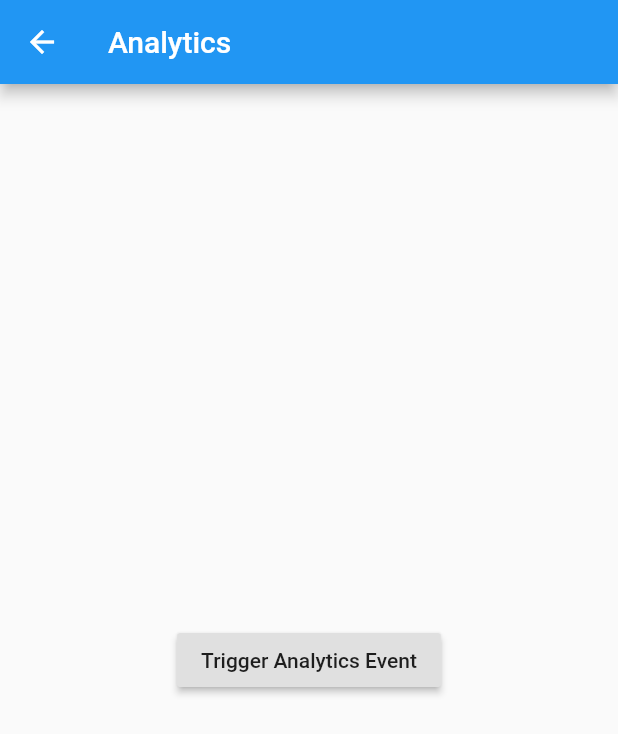
After one commit to victorers1/flutter-firebase, a Flutter app: the AnalyticsPage screen opened by its route, on a phone screen of 412 x 824 dp. The commit adds this screen. Shown: the top 734 px of the screen. Run offline on Flutter 3.47's test engine with Material 2 defaults, Android fonts, the phone set to English and light mode, and no system bars; our stand-ins replace firebase_analytics, firebase_core, flutter_modular, mobx; accounts and stored records are empty; generated files the repository leaves out were written again.

Commit message:
Moves Analytics to its own module
Installs firebase_performance

```diff
--- /dev/null
+++ b/lib/app/modules/analytics/analytics_page.dart
@@ -0,0 +1,57 @@
+import 'package:firebase_analytics/firebase_analytics.dart';
+import 'package:flutter/material.dart';
+import 'package:flutter_modular/flutter_modular.dart';
+import 'analytics_controller.dart';
+
+/// Command to do Analytics work on debug mode:
+/// Comando para Analytics funcionar em modo Debug:
+/// `adb shell setprop debug.firebase.analytics.app com.example.firebase_flutter`
+
+class AnalyticsPage extends StatefulWidget {
+  const AnalyticsPage({Key key}) : super(key: key);
+
+  @override
+  _AnalyticsPageState createState() => _AnalyticsPageState();
+}
+
+class _AnalyticsPageState
+    extends ModularState<AnalyticsPage, AnalyticsController> {
+  final FirebaseAnalytics analytics = FirebaseAnalytics();
+
+  analyticsPressedButton() {
+    analytics.logEvent(name: 'pressed_button', parameters: {'foo': 'bar'}).then(
+      (value) => print('analytics events logged'),
+    );
+  }
+
+  analyticsAppOpen() {
+    analytics.logAppOpen().then((value) => print('app open logged'));
+  }
+
+  @override
+  void initState() {
+    super.initState();
+
+    analyticsAppOpen();
+  }
+
+  @override
+  Widget build(BuildContext context) {
+    return Scaffold(
+      appBar: AppBar(
+        title: Text('Analytics'),
+      ),
+      body: Center(
+        child: Column(
+          mainAxisAlignment: MainAxisAlignment.center,
+          children: [
+            RaisedButton(
+              onPressed: analyticsPressedButton,
+              child: Text('Trigger Analytics Event'),
+            ),
+          ],
+        ),
+      ),
+    );
+  }
+}
--- a/lib/app/modules/home/home_module.dart
+++ b/lib/app/modules/home/home_module.dart
@@ -1,3 +1,5 @@
+import 'package:firebase_flutter/app/modules/analytics/analytics_module.dart';
+
 import 'home_controller.dart';
 import 'package:flutter_modular/flutter_modular.dart';
 
@@ -12,6 +14,7 @@ class HomeModule extends ChildModule {
   @override
   List<ModularRouter> get routers => [
         ModularRouter(Modular.initialRoute, child: (_, args) => HomePage()),
+        ModularRouter('/analytics', module: AnalyticsModule()),
       ];
 
   static Inject get to => Inject<HomeModule>.of();
--- a/lib/app/modules/home/home_page.dart
+++ b/lib/app/modules/home/home_page.dart
@@ -13,25 +13,6 @@ class HomePage extends StatefulWidget {
 }
 
 class _HomePageState extends ModularState<HomePage, HomeController> {
-  final FirebaseAnalytics analytics = FirebaseAnalytics();
-
-  analyticsAppOpen() {
-    analytics.logAppOpen().then((value) => print('app open logged'));
-  }
-
-  analyticsPressedButton() {
-    analytics.logEvent(name: 'pressed_button', parameters: {'foo': 'bar'}).then(
-      (value) => print('analytics events logged'),
-    );
-  }
-
-  @override
-  void initState() {
-    super.initState();
-
-    analyticsAppOpen();
-  }
-
   @override
   Widget build(BuildContext context) {
     return Scaffold(
@@ -50,8 +31,10 @@ class _HomePageState extends ModularState<HomePage, HomeController> {
                   mainAxisAlignment: MainAxisAlignment.center,
                   children: [
                     RaisedButton(
-                      onPressed: analyticsPressedButton,
-                      child: Text('Trigger Analytics Event'),
+                      onPressed: () {
+                        Modular.to.pushNamed('/analytics');
+                      },
+                      child: Text('Try Firebase Analytics'),
                     ),
                   ],
                 );
--- a/lib/main.dart
+++ b/lib/main.dart
@@ -6,6 +6,3 @@ void main() {
   WidgetsFlutterBinding.ensureInitialized();
   runApp(ModularApp(module: AppModule()));
 }
-
-/// Comando para Analytics funcionar me modo Debug:
-/// `adb shell setprop debug.firebase.analytics.app com.example.firebase_flutter`
--- a/pubspec.yaml
+++ b/pubspec.yaml
@@ -42,9 +42,9 @@ dependencies:
   # Firebase packages
   firebase_core: ^0.7.0
   firebase_analytics: ^7.0.1
+  firebase_performance: ^0.5.0+1
   # cloud_firestore: ^0.16.0 # App builda, mas provica erro: Note: C:\Users\Victor\flutter\.pub-cache\hosted\pub.dartlang.org\cloud_firestore-0.16.0\android\src\main\java\io\flutter\plugins\firebase\firestore\streamhandler\TransactionStreamHandler.java uses unchecked or unsafe operations
   # firebase_database: ^6.0.0
-  # firebase_performance: ^0.5.0+1
   # firebase_in_app_messaging: ^0.3.0+1
   # firebase_crashlytics: ^0.4.0+1 # Provoca erro e app não abre. Aparentemente é preciso configurar no site antes de usar.
 
```
Also changed, not shown: lib/app/modules/analytics/analytics_controller.dart (added, +17 -0 lines), lib/app/modules/analytics/analytics_module.dart (added, +19 -0 lines), lib/app/modules/analytics/analytics_controller.g.dart (added), pubspec.lock, 2 other files.
